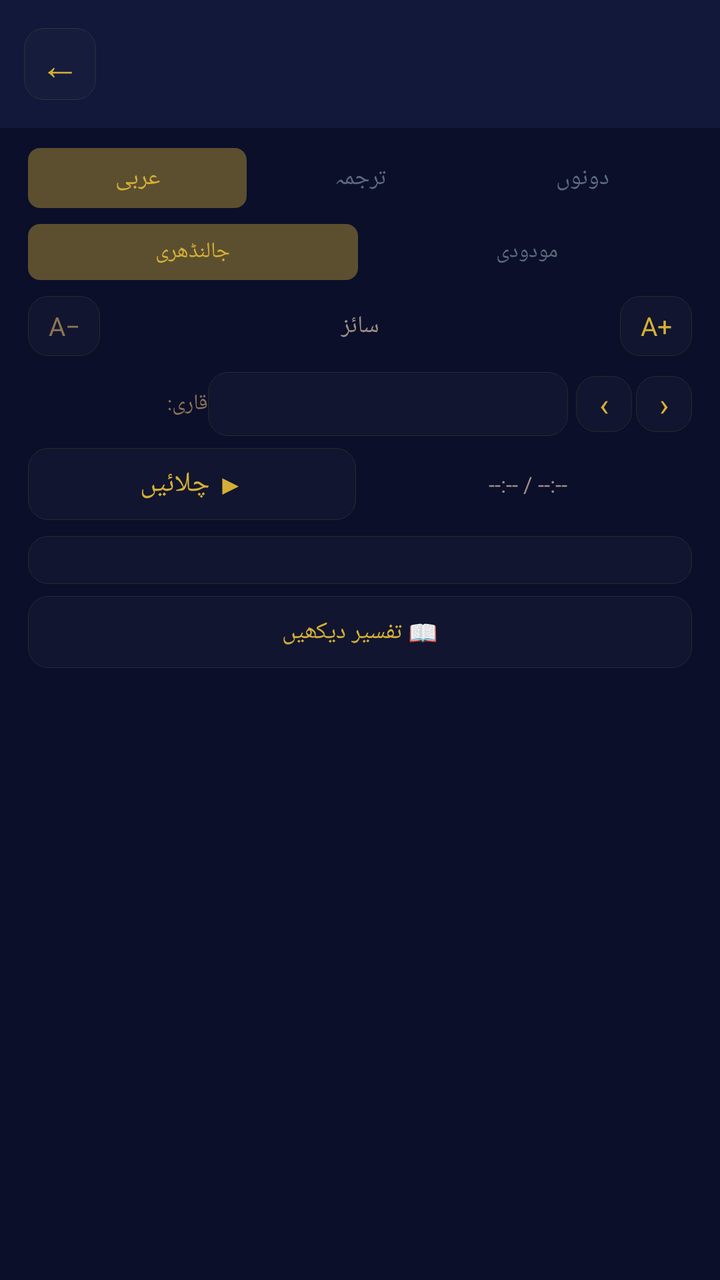
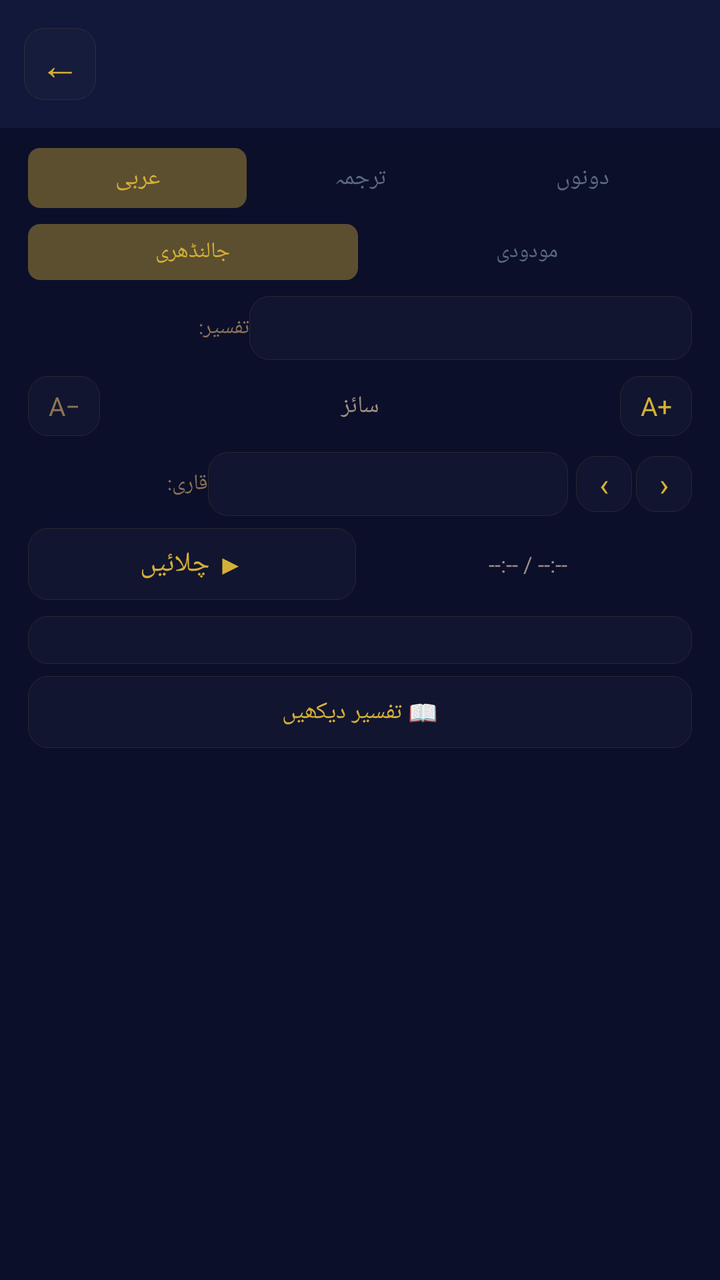

An Android layout rendered at two revisions. The XML below is the earlier revision; the diff shows what the commit changed to produce the second picture.
<!-- AndroidManifest.xml: application theme Theme.App.EmeraldDusk.Dark -->
<!-- res/layout/fragment_surah_content.xml -->
<?xml version="1.0" encoding="utf-8"?>
<LinearLayout xmlns:android="http://schemas.android.com/apk/res/android"
    android:layout_width="match_parent"
    android:layout_height="match_parent"
    android:orientation="vertical"
    android:background="#0B0F2A">

    <LinearLayout
        android:layout_width="match_parent"
        android:layout_height="wrap_content"
        android:orientation="horizontal"
        android:paddingHorizontal="12dp"
        android:paddingVertical="14dp"
        android:gravity="center_vertical"
        android:background="#12183A">

        <TextView
            android:id="@+id/backBtn"
            android:layout_width="36dp"
            android:layout_height="36dp"
            android:gravity="center"
            android:text="←"
            android:textSize="20sp"
            android:textColor="#D4AF37"
            android:background="@drawable/rounded_bg"
            android:clickable="true"
            android:focusable="true" />

        <TextView
            android:id="@+id/surahTitle"
            android:layout_width="0dp"
            android:layout_height="wrap_content"
            android:layout_weight="1"
            android:layout_marginStart="10dp"
            android:textSize="18sp"
            android:textColor="#E8C547"
            android:fontFamily="@font/scheherazade_new" />

        <TextView
            android:id="@+id/surahNumber"
            android:layout_width="36dp"
            android:layout_height="36dp"
            android:gravity="center"
            android:textSize="14sp"
            android:textColor="#D4AF37"
            android:textStyle="bold"
            android:fontFamily="sans-serif" />
    </LinearLayout>

    <ScrollView
        android:layout_width="match_parent"
        android:layout_height="0dp"
        android:layout_weight="1"
        android:fillViewport="true">

        <LinearLayout
            android:layout_width="match_parent"
            android:layout_height="wrap_content"
            android:orientation="vertical"
            android:paddingHorizontal="14dp"
            android:paddingTop="10dp"
            android:paddingBottom="20dp">

            <LinearLayout
                android:layout_width="match_parent"
                android:layout_height="wrap_content"
                android:orientation="horizontal"
                android:gravity="center"
                android:layout_marginBottom="8dp">

                <TextView
                    android:id="@+id/expViewModeArabic"
                    android:layout_width="0dp"
                    android:layout_height="30dp"
                    android:layout_weight="1"
                    android:gravity="center"
                    android:text="عربی"
                    android:textSize="12sp"
                    android:textColor="#D4AF37"
                    android:background="@drawable/chip_selected"
                    android:fontFamily="sans-serif"
                    android:clickable="true"
                    android:focusable="true" />

                <TextView
                    android:id="@+id/expViewModeTranslation"
                    android:layout_width="0dp"
                    android:layout_height="30dp"
                    android:layout_weight="1"
                    android:gravity="center"
                    android:layout_marginHorizontal="2dp"
                    android:text="ترجمہ"
                    android:textSize="12sp"
                    android:textColor="#5A6A7A"
                    android:background="@drawable/chip_unselected"
                    android:fontFamily="sans-serif"
                    android:clickable="true"
                    android:focusable="true" />

                <TextView
                    android:id="@+id/expViewModeBoth"
                    android:layout_width="0dp"
                    android:layout_height="30dp"
                    android:layout_weight="1"
                    android:gravity="center"
                    android:text="دونوں"
                    android:textSize="12sp"
                    android:textColor="#5A6A7A"
                    android:background="@drawable/chip_unselected"
                    android:fontFamily="sans-serif"
                    android:clickable="true"
                    android:focusable="true" />
            </LinearLayout>

            <LinearLayout
                android:layout_width="match_parent"
                android:layout_height="wrap_content"
                android:orientation="horizontal"
                android:gravity="center"
                android:layout_marginBottom="8dp">

                <TextView
                    android:id="@+id/expTransJalandhari"
                    android:layout_width="0dp"
                    android:layout_height="28dp"
                    android:layout_weight="1"
                    android:gravity="center"
                    android:text="جالنڈھری"
                    android:textSize="11sp"
                    android:textColor="#D4AF37"
                    android:background="@drawable/chip_selected"
                    android:fontFamily="sans-serif"
                    android:clickable="true"
                    android:focusable="true" />

                <TextView
                    android:id="@+id/expTransMaududi"
                    android:layout_width="0dp"
                    android:layout_height="28dp"
                    android:layout_weight="1"
                    android:gravity="center"
                    android:layout_marginStart="2dp"
                    android:text="مودودی"
                    android:textSize="11sp"
                    android:textColor="#5A6A7A"
                    android:background="@drawable/chip_unselected"
                    android:fontFamily="sans-serif"
                    android:clickable="true"
                    android:focusable="true" />
            </LinearLayout>

            <LinearLayout
                android:layout_width="match_parent"
                android:layout_height="wrap_content"
                android:orientation="horizontal"
                android:gravity="center"
                android:layout_marginBottom="8dp">

                <TextView
                    android:id="@+id/expTextSizeMinus"
                    android:layout_width="36dp"
                    android:layout_height="30dp"
                    android:gravity="center"
                    android:text="A−"
                    android:textSize="13sp"
                    android:textColor="#8B7355"
                    android:background="@drawable/rounded_bg"
                    android:fontFamily="sans-serif"
                    android:clickable="true"
                    android:focusable="true" />

                <TextView
                    android:id="@+id/expTextSizeLabel"
                    android:layout_width="0dp"
                    android:layout_height="30dp"
                    android:layout_weight="1"
                    android:gravity="center"
                    android:text="سائز"
                    android:textSize="12sp"
                    android:textColor="#9E8E84"
                    android:fontFamily="sans-serif" />

                <TextView
                    android:id="@+id/expTextSizePlus"
                    android:layout_width="36dp"
                    android:layout_height="30dp"
                    android:gravity="center"
                    android:text="A+"
                    android:textSize="13sp"
                    android:textColor="#D4AF37"
                    android:background="@drawable/rounded_bg"
                    android:fontFamily="sans-serif"
                    android:clickable="true"
                    android:focusable="true" />
            </LinearLayout>

            <LinearLayout
                android:layout_width="match_parent"
                android:layout_height="wrap_content"
                android:orientation="horizontal"
                android:gravity="center"
                android:layout_marginBottom="6dp">

                <TextView
                    android:id="@+id/reciterLabel"
                    android:layout_width="0dp"
                    android:layout_height="wrap_content"
                    android:layout_weight="1"
                    android:text="قاری:"
                    android:textSize="11sp"
                    android:textColor="#8B7355"
                    android:fontFamily="sans-serif" />

                <Spinner
                    android:id="@+id/reciterSpinner"
                    android:layout_width="0dp"
                    android:layout_height="32dp"
                    android:layout_weight="2"
                    android:background="@drawable/rounded_bg"
                    android:paddingHorizontal="8dp" />

                <TextView
                    android:id="@+id/reciterPrev"
                    android:layout_width="28dp"
                    android:layout_height="28dp"
                    android:layout_marginStart="4dp"
                    android:gravity="center"
                    android:text="‹"
                    android:textSize="16sp"
                    android:textColor="#D4AF37"
                    android:background="@drawable/rounded_bg"
                    android:fontFamily="sans-serif"
                    android:clickable="true"
                    android:focusable="true" />

                <TextView
                    android:id="@+id/reciterNext"
                    android:layout_width="28dp"
                    android:layout_height="28dp"
                    android:layout_marginStart="2dp"
                    android:gravity="center"
                    android:text="›"
                    android:textSize="16sp"
                    android:textColor="#D4AF37"
                    android:background="@drawable/rounded_bg"
                    android:fontFamily="sans-serif"
                    android:clickable="true"
                    android:focusable="true" />
            </LinearLayout>

            <LinearLayout
                android:layout_width="match_parent"
                android:layout_height="wrap_content"
                android:orientation="horizontal"
                android:gravity="center"
                android:layout_marginBottom="8dp">

                <TextView
                    android:id="@+id/audioPlayBtn"
                    android:layout_width="0dp"
                    android:layout_height="36dp"
                    android:layout_weight="1"
                    android:gravity="center"
                    android:text="▶ چلائیں"
                    android:textSize="14sp"
                    android:textColor="#D4AF37"
                    android:background="@drawable/rounded_bg"
                    android:fontFamily="sans-serif"
                    android:clickable="true"
                    android:focusable="true" />

                <TextView
                    android:id="@+id/audioProgress"
                    android:layout_width="0dp"
                    android:layout_height="36dp"
                    android:layout_weight="1"
                    android:layout_marginStart="4dp"
                    android:gravity="center"
                    android:text="--:-- / --:--"
                    android:textSize="11sp"
                    android:textColor="#9E8E84"
                    android:fontFamily="sans-serif" />
            </LinearLayout>

            <LinearLayout
                android:id="@+id/verseContainer"
                android:layout_width="match_parent"
                android:layout_height="wrap_content"
                android:orientation="vertical"
                android:background="@drawable/rounded_bg"
                android:padding="12dp" />

            <TextView
                android:id="@+id/tafsirToggle"
                android:layout_width="match_parent"
                android:layout_height="36dp"
                android:layout_marginTop="6dp"
                android:gravity="center"
                android:text="📖 تفسیر دیکھیں"
                android:textSize="12sp"
                android:textColor="#D4AF37"
                android:background="@drawable/rounded_bg"
                android:fontFamily="sans-serif"
                android:clickable="true"
                android:focusable="true" />

            <ScrollView
                android:id="@+id/tafsirScroll"
                android:layout_width="match_parent"
                android:layout_height="wrap_content"
                android:maxHeight="120dp"
                android:visibility="gone"
                android:layout_marginTop="4dp"
                android:background="@drawable/surah_expand_bg"
                android:padding="10dp">

                <TextView
                    android:id="@+id/tafsirText"
                    android:layout_width="match_parent"
                    android:layout_height="wrap_content"
                    android:textSize="13sp"
                    android:textColor="#C9A961"
                    android:lineSpacingExtra="4dp"
                    android:fontFamily="@font/noto_nastaliq_urdu" />
            </ScrollView>

        </LinearLayout>
    </ScrollView>

</LinearLayout>
<!-- resources referenced by this layout -->
<resources>
  <!-- drawable chip_selected (drawable) -->
  <?xml version="1.0" encoding="utf-8"?>
  <shape xmlns:android="http://schemas.android.com/apk/res/android" android:shape="rectangle">
      <solid android:color="#66D4AF37" />
      <corners android:radius="6dp" />
  </shape>
  <!-- drawable chip_unselected (drawable) -->
  <?xml version="1.0" encoding="utf-8"?>
  <shape xmlns:android="http://schemas.android.com/apk/res/android" android:shape="rectangle">
      <solid android:color="#00000000" />
      <corners android:radius="6dp" />
  </shape>
  <!-- drawable rounded_bg (drawable) -->
  <?xml version="1.0" encoding="utf-8"?>
  <ripple xmlns:android="http://schemas.android.com/apk/res/android"
      android:color="#33D4AF37">
      <item>
          <shape android:shape="rectangle">
              <solid android:color="#332A2E42" />
              <stroke android:width="1px" android:color="#26D4AF37" />
              <corners android:radius="10dp" />
          </shape>
      </item>
  </ripple>
  <!-- drawable surah_expand_bg (drawable) -->
  <?xml version="1.0" encoding="utf-8"?>
  <shape xmlns:android="http://schemas.android.com/apk/res/android"
      android:shape="rectangle">
      <solid android:color="#1A2250" />
      <corners android:radius="10dp" />
      <stroke
          android:width="1dp"
          android:color="#2A3A5A" />
  </shape>
  <style name="Theme.App.EmeraldDusk.Dark" parent="Theme.MaterialComponents.DayNight.NoActionBar">
          <item name="colorPrimary">@color/primary_gold</item>
          <item name="colorOnPrimary">@color/background_base</item>
          <item name="colorPrimaryVariant">@color/muted_gold</item>
          <item name="colorSecondary">@color/accent_prayer_times</item>
          <item name="colorOnSecondary">@color/background_base</item>
          <item name="colorSecondaryVariant">@color/muted_gold</item>
  
          <item name="android:colorBackground">@color/background_base</item>
          <item name="colorSurface">@color/surface_card</item>
          <item name="colorOnBackground">@color/on_background_primary_text</item>
          <item name="colorOnSurface">@color/on_background_primary_text</item>
  
          <item name="colorError">@color/error_soft_red</item>
  
          <item name="android:statusBarColor">@color/background_base</item>
          <item name="android:navigationBarColor">@color/background_base</item>
          <item name="android:windowLightStatusBar" tools:targetApi="23">false</item>
          <item name="android:windowLightNavigationBar" tools:targetApi="27">false</item>
  
          
          <item name="android:activityOpenEnterAnimation">@anim/slide_in_right</item>
          <item name="android:activityOpenExitAnimation">@anim/fade_out</item>
          <item name="android:activityCloseEnterAnimation">@anim/fade_in</item>
          <item name="android:activityCloseExitAnimation">@anim/slide_out_left</item>
  
          
          <item name="android:colorEdgeEffect" tools:targetApi="31">@color/primary_gold</item>
          <item name="android:overScrollMode">ifContentScrolls</item>
      </style>
  <color name="primary_gold">#E8C547</color>
  <color name="background_base">#0B0F2A</color>
  <color name="muted_gold">#D4AF37</color>
  <color name="accent_prayer_times">#4FA8A0</color>
  <color name="surface_card">#12183A</color>
  <color name="on_background_primary_text">#FFFFFF</color>
  <color name="error_soft_red">#E0645A</color>
</resources>

<!-- the commit's change to res/layout/fragment_surah_content.xml (unified diff, before → after) -->
@@ -157,6 +157,32 @@
                 android:layout_marginBottom="8dp">
 
                 <TextView
+                    android:id="@+id/tafsirLabel"
+                    android:layout_width="0dp"
+                    android:layout_height="wrap_content"
+                    android:layout_weight="1"
+                    android:text="تفسیر:"
+                    android:textSize="11sp"
+                    android:textColor="#8B7355"
+                    android:fontFamily="sans-serif" />
+
+                <Spinner
+                    android:id="@+id/tafsirSpinner"
+                    android:layout_width="0dp"
+                    android:layout_height="32dp"
+                    android:layout_weight="2"
+                    android:background="@drawable/rounded_bg"
+                    android:paddingHorizontal="8dp" />
+            </LinearLayout>
+
+            <LinearLayout
+                android:layout_width="match_parent"
+                android:layout_height="wrap_content"
+                android:orientation="horizontal"
+                android:gravity="center"
+                android:layout_marginBottom="8dp">
+
+                <TextView
                     android:id="@+id/expTextSizeMinus"
                     android:layout_width="36dp"
                     android:layout_height="30dp"
